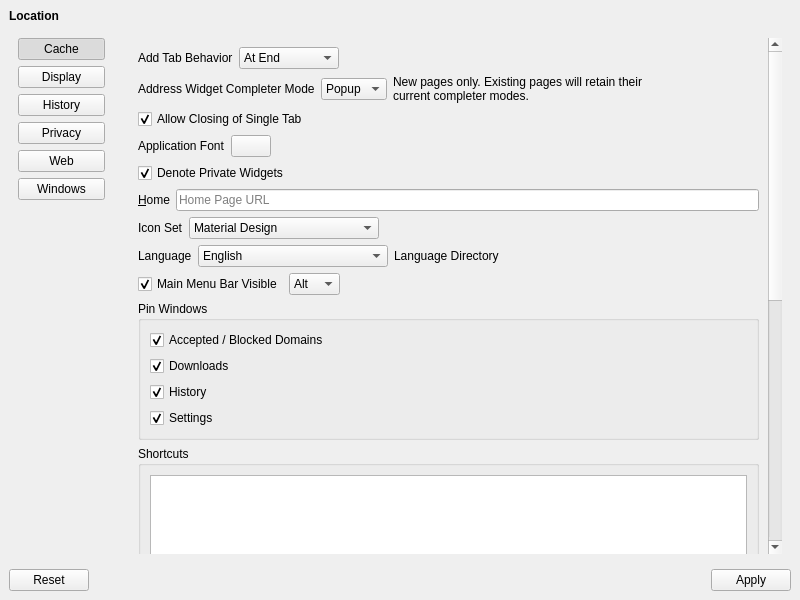
Above: UI/dooble_settings.ui from textbrowser/dooble before the change. Below: the same form after it.
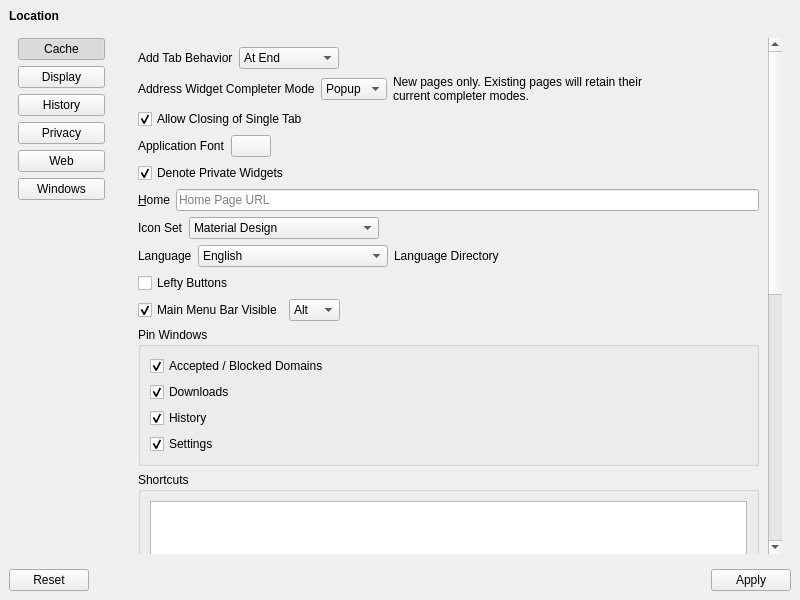
That is the form after the change. The open tabs and pages were chosen to show the change. Icons and pictures are not drawn.

Commit message: Lefty buttons.

Patch:
```diff
--- a/UI/dooble_settings.ui
+++ b/UI/dooble_settings.ui
@@ -352,9 +352,9 @@
              <property name="geometry">
               <rect>
                <x>0</x>
-               <y>0</y>
-               <width>419</width>
-               <height>1430</height>
+               <y>-118</y>
+               <width>642</width>
+               <height>1296</height>
               </rect>
              </property>
              <layout class="QVBoxLayout" name="verticalLayout_19">
@@ -656,6 +656,16 @@
                 </item>
                </layout>
               </item>
+              <item>
+               <widget class="QCheckBox" name="lefty_buttons">
+                <property name="toolTip">
+                 <string>&lt;html&gt;&lt;head/&gt;&lt;body&gt;&lt;p&gt;Display navigation and other buttons on the left-hand side.&lt;/p&gt;&lt;/body&gt;&lt;/html&gt;</string>
+                </property>
+                <property name="text">
+                 <string>Lefty Buttons</string>
+                </property>
+               </widget>
+              </item>
               <item>
                <layout class="QHBoxLayout" name="horizontalLayout_22">
                 <item>
```
Left out of the diff: 7 changed lines with no effect on the pictures. The commit also changes 5 other files.
